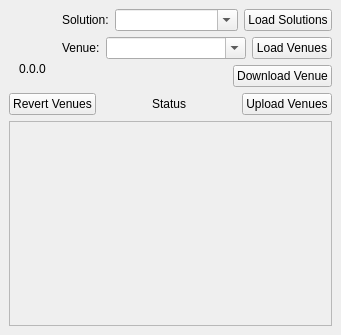
First picture: the form in mi_companion/gui/dock_widget.ui, repository MapsPeople/mi_companion, before the edit.
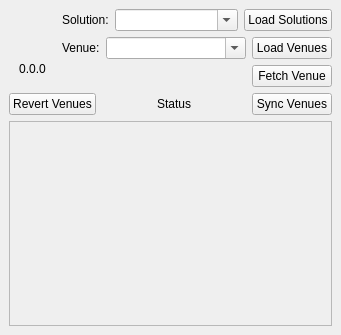
Second picture: the form after the edit.

```diff
--- a/mi_companion/gui/dock_widget.ui
+++ b/mi_companion/gui/dock_widget.ui
@@ -177,7 +177,7 @@
                                                     </sizepolicy>
                                                 </property>
                                                 <property name="text">
-                                                    <string>Download Venue</string>
+                                                    <string>Fetch Venue</string>
                                                 </property>
                                             </widget>
                                         </item>
@@ -227,7 +227,7 @@
                                     </sizepolicy>
                                 </property>
                                 <property name="text">
-                                    <string>Upload Venues</string>
+                                    <string>Sync Venues</string>
                                 </property>
                             </widget>
                         </item>
```
